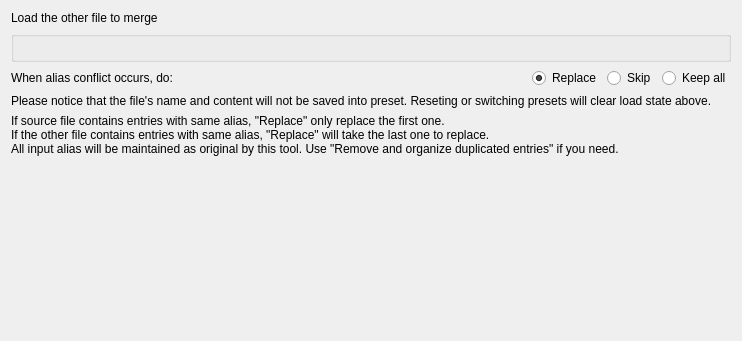
This is src/mergeOto/mergeotooptionwidget.ui in shine5402/KiraOtoToolbox as Qt 5 draws it before an edit. The edited form follows.
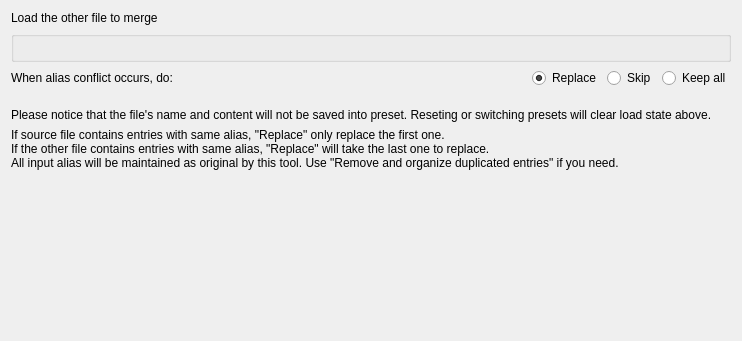
This is the edited form. Custom widgets are drawn as their Qt base class.

What changed in the file:
```diff
--- a/src/mergeOto/mergeotooptionwidget.ui
+++ b/src/mergeOto/mergeotooptionwidget.ui
@@ -96,6 +96,22 @@
      </item>
     </layout>
    </item>
+   <item>
+    <spacer name="verticalSpacer_2">
+     <property name="orientation">
+      <enum>Qt::Vertical</enum>
+     </property>
+     <property name="sizeType">
+      <enum>QSizePolicy::Fixed</enum>
+     </property>
+     <property name="sizeHint" stdset="0">
+      <size>
+       <width>20</width>
+       <height>14</height>
+      </size>
+     </property>
+    </spacer>
+   </item>
    <item>
     <widget class="QLabel" name="label_2">
      <property name="text">
```
